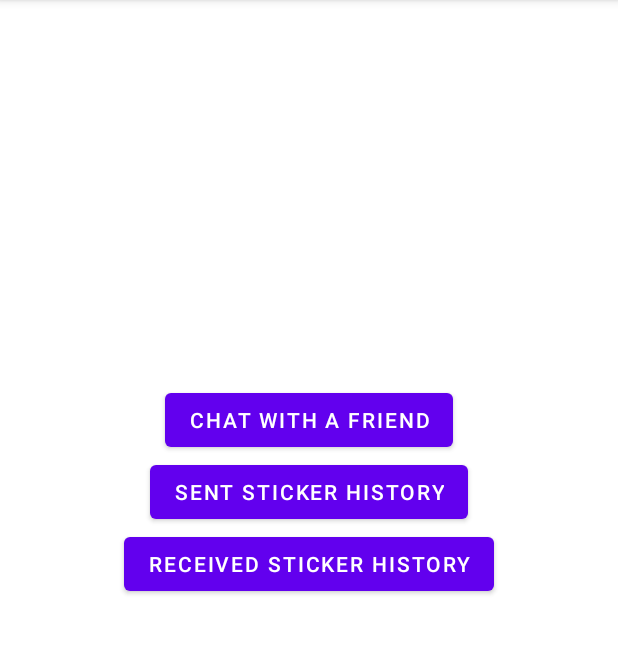
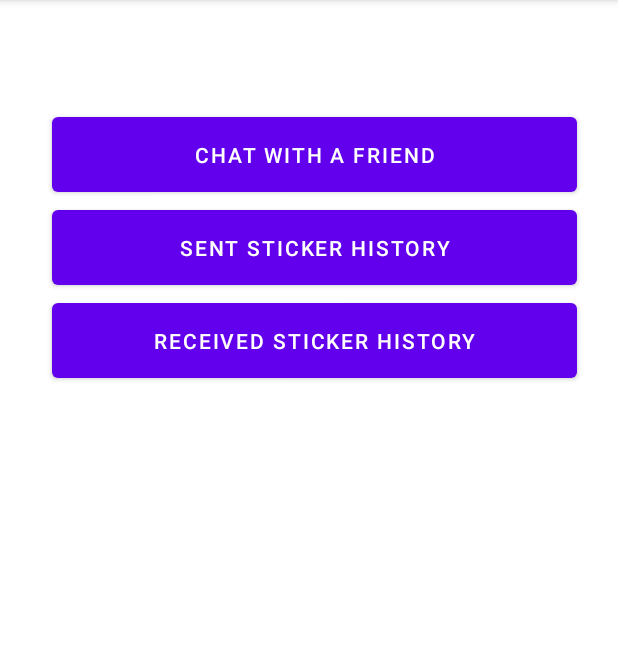
Before and after one commit to shambhavik14/Team43, an Android app: the MainmenuActivity screen opened directly, with no data from a screen before it, on a phone screen of 412 x 824 dp, the part 84-738 px from its top. Run offline under Robolectric (Android 15) with nearby library versions, the phone set to English and light mode, and no system bars.

Commit message:
Created MainMenu, made activities responsive.

```diff
--- a/app/src/main/java/edu/northeastern/team43/MainActivity.java
+++ b/app/src/main/java/edu/northeastern/team43/MainActivity.java
@@ -24,7 +24,7 @@ public class MainActivity extends AppCompatActivity {
 
         covidNewsApi = (Button) findViewById(id.btnYourService);
         about=(Button) findViewById(R.id.aboutbttn);
-        chat=(Button) findViewById(id.chatbttn);
+        chat=(Button) findViewById(R.id.chatbttn);
 
         about.setOnClickListener(new View.OnClickListener() {
             @Override
--- a/app/src/main/java/edu/northeastern/team43/MainmenuActivity.java
+++ b/app/src/main/java/edu/northeastern/team43/MainmenuActivity.java
@@ -2,13 +2,25 @@ package edu.northeastern.team43;
 
 import androidx.appcompat.app.AppCompatActivity;
 
+import android.content.Intent;
 import android.os.Bundle;
+import android.view.View;
+import android.widget.Button;
 
 public class MainmenuActivity extends AppCompatActivity {
+    Button chat;
 
     @Override
     protected void onCreate(Bundle savedInstanceState) {
         super.onCreate(savedInstanceState);
         setContentView(R.layout.mainmenu);
+    chat=(Button) findViewById(R.id.chat);
+    chat.setOnClickListener(new View.OnClickListener() {
+        @Override
+        public void onClick(View v) {
+            Intent intent=new Intent(getApplicationContext(),ChatActivity.class);
+            startActivity(intent);
+        }
+    });
     }
 }
--- a/app/src/main/res/layout/about.xml
+++ b/app/src/main/res/layout/about.xml
@@ -10,7 +10,7 @@
         android:id="@+id/textView4"
         android:layout_width="wrap_content"
         android:layout_height="wrap_content"
-        android:layout_marginTop="96dp"
+        android:layout_marginTop="32dp"
         android:text="TEAM 43"
         android:textSize="36sp"
         android:textStyle="bold"
@@ -23,12 +23,12 @@
         android:id="@+id/textView5"
         android:layout_width="wrap_content"
         android:layout_height="wrap_content"
-        android:layout_marginTop="96dp"
+        android:layout_marginTop="36dp"
         android:text="Team Member Name"
         android:textSize="18sp"
         android:textStyle="bold"
         app:layout_constraintEnd_toEndOf="parent"
-        app:layout_constraintHorizontal_bias="0.495"
+        app:layout_constraintHorizontal_bias="0.497"
         app:layout_constraintStart_toStartOf="parent"
         app:layout_constraintTop_toBottomOf="@+id/textView4" />
 
--- a/app/src/main/res/layout/mainmenu.xml
+++ b/app/src/main/res/layout/mainmenu.xml
@@ -7,30 +7,33 @@
     tools:context=".MainmenuActivity">
 
     <Button
-        android:id="@+id/button5"
-        android:layout_width="wrap_content"
-        android:layout_height="wrap_content"
-        android:layout_marginTop="256dp"
+        android:id="@+id/chat"
+        android:layout_width="350dp"
+        android:layout_height="62dp"
+        android:layout_marginTop="72dp"
         android:text="Chat with a friend"
         app:layout_constraintEnd_toEndOf="parent"
+        app:layout_constraintHorizontal_bias="0.557"
         app:layout_constraintStart_toStartOf="parent"
         app:layout_constraintTop_toTopOf="parent" />
 
     <Button
         android:id="@+id/button6"
-        android:layout_width="wrap_content"
-        android:layout_height="wrap_content"
+        android:layout_width="350dp"
+        android:layout_height="62dp"
         android:text="Sent Sticker History"
         app:layout_constraintEnd_toEndOf="parent"
+        app:layout_constraintHorizontal_bias="0.557"
         app:layout_constraintStart_toStartOf="parent"
-        app:layout_constraintTop_toBottomOf="@+id/button5" />
+        app:layout_constraintTop_toBottomOf="@+id/chat" />
 
     <Button
         android:id="@+id/button7"
-        android:layout_width="wrap_content"
-        android:layout_height="wrap_content"
+        android:layout_width="350dp"
+        android:layout_height="62dp"
         android:text="Received Sticker History"
         app:layout_constraintEnd_toEndOf="parent"
+        app:layout_constraintHorizontal_bias="0.557"
         app:layout_constraintStart_toStartOf="parent"
         app:layout_constraintTop_toBottomOf="@+id/button6" />
 </androidx.constraintlayout.widget.ConstraintLayout>
```
Also changed, not shown: app/src/main/AndroidManifest.xml (+7 -0 lines), app/src/main/java/edu/northeastern/team43/ChatActivity.java (added, +14 -0 lines), app/src/main/java/edu/northeastern/team43/LoginActivity.java (+15 -1 lines), app/src/main/res/layout/activity_main.xml (+12 -12 lines), app/src/main/res/layout/chat.xml (added, +9 -0 lines), app/src/main/res/layout/login.xml (+6 -6 lines).
